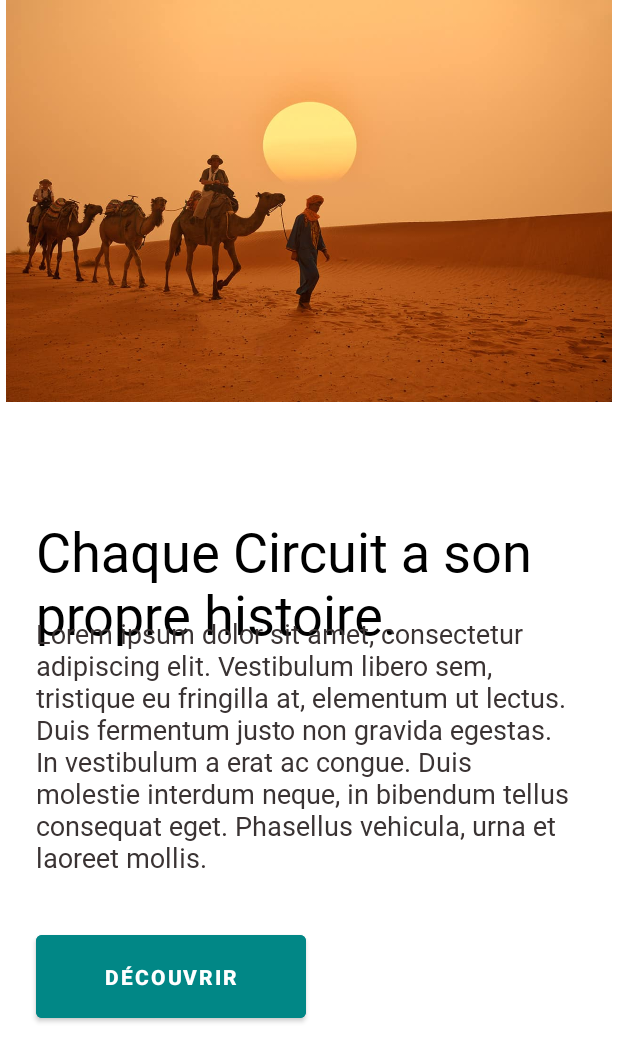
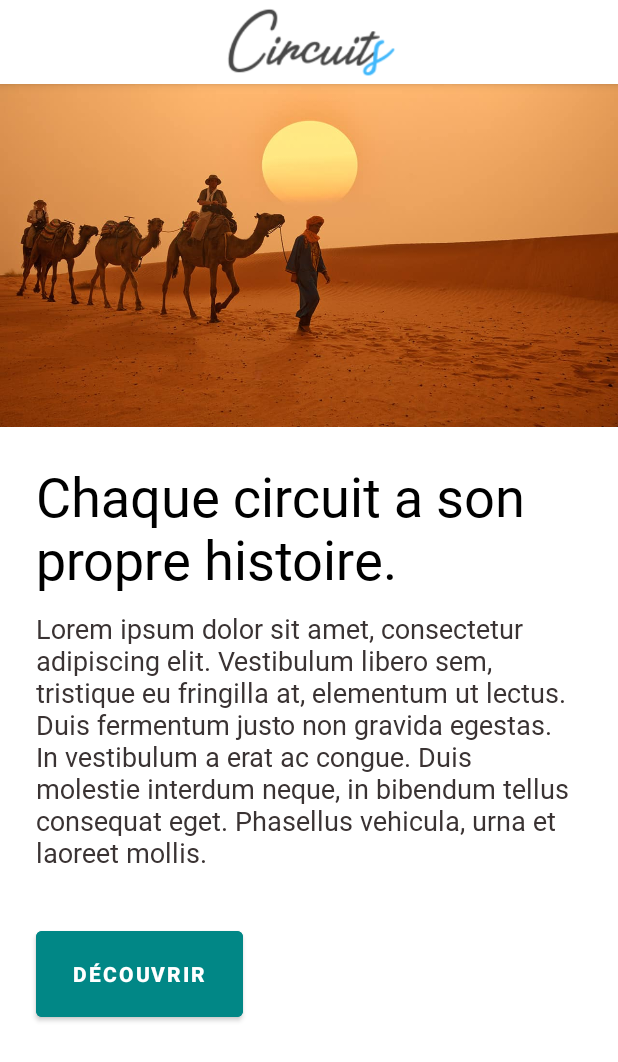
Before and after one commit to rjmo/Circuits, an Android app: the screen it shows after launch (AccueilActivity), on a phone screen of 412 x 824 dp. Shown: the top 1062 px of the screen. Run offline under Robolectric (Android 15) with nearby library versions, the light colour scheme and no system bars.

Commit message:
Toolbar logo/image home

```diff
--- a/app/build.gradle
+++ b/app/build.gradle
@@ -30,7 +30,9 @@ android {
 }
 
 dependencies {
+
     implementation fileTree(dir: 'libs', include: ['*.jar'])
+    implementation 'com.google.android.material:material:1.1.0'
     implementation 'androidx.appcompat:appcompat:1.2.0'
     implementation 'com.google.android.material:material:1.2.1'
     implementation 'androidx.constraintlayout:constraintlayout:2.0.4'
--- a/app/src/main/java/com/form/circuits/AccueilActivity.java
+++ b/app/src/main/java/com/form/circuits/AccueilActivity.java
@@ -1,18 +1,29 @@
 package com.form.circuits;
 
+import androidx.appcompat.app.ActionBar;
 import androidx.appcompat.app.AppCompatActivity;
 
 import android.content.Intent;
+import android.graphics.Color;
+import android.graphics.drawable.ColorDrawable;
 import android.os.Bundle;
+import android.view.Gravity;
 import android.view.View;
+import android.view.ViewGroup;
 import android.widget.Button;
 
+import androidx.appcompat.widget.Toolbar;
+
 public class AccueilActivity extends AppCompatActivity {
-
     @Override
     protected void onCreate(Bundle savedInstanceState) {
         super.onCreate(savedInstanceState);
         setContentView(R.layout.activity_accueil);
+
+
+        Toolbar toolbar = (Toolbar) findViewById(R.id.toolbarr);
+        setSupportActionBar(toolbar);
+        getSupportActionBar().setDisplayShowTitleEnabled(false);
 
         Intent i = new Intent(AccueilActivity.this, MainActivity.class);
 
--- a/app/src/main/java/com/form/circuits/HomeActivity.java
+++ b/app/src/main/java/com/form/circuits/HomeActivity.java
@@ -15,6 +15,8 @@ public class HomeActivity extends AppCompatActivity {
         super.onCreate(savedInstanceState);
         setContentView(R.layout.activity_home);
 
+
+
         new Handler().postDelayed(new Runnable() {
             @Override
 
--- a/app/src/main/res/layout/activity_accueil.xml
+++ b/app/src/main/res/layout/activity_accueil.xml
@@ -7,73 +7,111 @@
     android:background="#FFFFFF"
     tools:context=".AccueilActivity">
 
-    <ImageView
-        android:id="@+id/imageView"
-        android:layout_width="408dp"
-        android:layout_height="268dp"
-        android:contentDescription="TODO"
+    <com.google.android.material.appbar.AppBarLayout
+        android:layout_width="match_parent"
+        android:layout_height="wrap_content"
+        app:layout_constraintEnd_toEndOf="parent"
+        app:layout_constraintStart_toStartOf="parent"
+        app:layout_constraintTop_toTopOf="parent"
+        >
 
-        android:src="@drawable/marrocos_camelos"
+        <androidx.constraintlayout.widget.ConstraintLayout
+            android:layout_width="match_parent"
+            android:layout_height="match_parent">
+
+            <androidx.appcompat.widget.Toolbar
+                android:id="@+id/toolbarr"
+                android:layout_width="match_parent"
+                android:layout_height="wrap_content"
+                android:background="@color/white"
+                android:minHeight="?attr/actionBarSize"
+                android:theme="?attr/actionBarTheme"
                 app:layout_constraintEnd_toEndOf="parent"
                 app:layout_constraintStart_toStartOf="parent"
                 app:layout_constraintTop_toTopOf="parent" />
 
+            <ImageView
+                android:id="@+id/imageView4"
+                android:layout_width="332dp"
+                android:layout_height="56dp"
+                app:layout_constraintBottom_toBottomOf="parent"
+                app:layout_constraintEnd_toEndOf="@+id/toolbarr"
+                app:layout_constraintHorizontal_bias="0.493"
+                app:layout_constraintStart_toStartOf="@+id/toolbarr"
+                app:layout_constraintTop_toTopOf="parent"
+                app:layout_constraintVertical_bias="0.0"
+                app:srcCompat="@drawable/logo4bar" />
+        </androidx.constraintlayout.widget.ConstraintLayout>
+
+
+    </com.google.android.material.appbar.AppBarLayout>
+
+
+
+    <ScrollView
+        android:id="@+id/scrollView2"
+        android:layout_width="match_parent"
+        android:layout_height="match_parent">
+
+        <LinearLayout
+            android:layout_width="wrap_content"
+            android:layout_height="wrap_content"
+            android:orientation="vertical">
+
+            <ImageView
+                android:id="@+id/imageView"
+                android:layout_width="match_parent"
+                android:layout_height="296dp"
+                android:layout_marginTop="0dp"
+
+                android:contentDescription="TODO"
+                android:src="@drawable/marrocos_camelos"
+                app:layout_constraintBottom_toBottomOf="parent"
+                app:layout_constraintEnd_toEndOf="parent"
+                app:layout_constraintStart_toStartOf="parent"
+                app:layout_constraintTop_toBottomOf="@+id/buttonAccu" />
+
             <TextView
                 android:id="@+id/textView"
-        android:layout_width="match_parent"
+                android:layout_width="wrap_content"
                 android:layout_height="wrap_content"
                 android:layout_marginStart="24dp"
-        android:layout_marginTop="296dp"
+                android:layout_marginTop="10dp"
                 android:layout_marginEnd="24dp"
-        android:layout_marginBottom="344dp"
                 android:fontFamily="@font/roboto"
-        android:text="Chaque Circuit a son propre histoire."
+                android:text="Chaque circuit a son propre histoire."
                 android:textAlignment="textStart"
                 android:textColor="#000000"
-        android:textSize="36sp"
-        app:layout_constraintBottom_toBottomOf="parent"
-        app:layout_constraintEnd_toEndOf="parent"
-        app:layout_constraintHorizontal_bias="0.0"
-        app:layout_constraintStart_toStartOf="parent"
-        app:layout_constraintTop_toTopOf="parent" />
+                android:textSize="36sp" />
 
             <TextView
                 android:id="@+id/textView2"
                 android:layout_width="match_parent"
-        android:layout_height="wrap_content"
+                android:layout_height="match_parent"
                 android:layout_marginStart="24dp"
-        android:layout_marginTop="400dp"
+                android:layout_marginTop="0dp"
                 android:layout_marginEnd="24dp"
-        android:layout_marginBottom="150dp"
+                android:layout_marginBottom="0dp"
                 android:fontFamily="@font/roboto"
                 android:paddingTop="10dp"
                 android:text="Lorem ipsum dolor sit amet, consectetur adipiscing elit. Vestibulum libero sem, tristique eu fringilla at, elementum ut lectus. Duis fermentum justo non gravida egestas. In vestibulum a erat ac congue. Duis molestie interdum neque, in bibendum tellus consequat eget. Phasellus vehicula, urna et laoreet mollis."
                 android:textColor="#3A3333"
-        android:textSize="18sp"
-        app:layout_constraintBottom_toBottomOf="parent"
-        app:layout_constraintEnd_toEndOf="parent"
-        app:layout_constraintHorizontal_bias="0.0"
-        app:layout_constraintStart_toStartOf="parent"
-        app:layout_constraintTop_toTopOf="parent"
-        app:layout_constraintVertical_bias="0.0" />
+                android:textSize="18sp" />
 
             <Button
                 android:id="@+id/buttonAccu"
-        android:layout_width="180dp"
-        android:layout_height="67dp"
+                android:layout_width="138dp"
+                android:layout_height="69dp"
                 android:layout_marginStart="24dp"
-        android:layout_marginTop="31dp"
-        android:layout_marginEnd="207dp"
-        android:layout_marginBottom="52dp"
+                android:layout_marginTop="34dp"
+                android:layout_marginEnd="0dp"
+                android:layout_marginBottom="32dp"
                 android:backgroundTint="@color/teal_700"
                 android:text="Découvrir"
-        android:textStyle="bold"
-        app:layout_constraintBottom_toBottomOf="parent"
-        app:layout_constraintEnd_toEndOf="parent"
-        app:layout_constraintHorizontal_bias="0.0"
-        app:layout_constraintStart_toStartOf="parent"
-        app:layout_constraintTop_toBottomOf="@+id/textView2"
-        app:layout_constraintVertical_bias="0.01999998" />
+                android:textStyle="bold" />
+
+        </LinearLayout>
+    </ScrollView>
 
 
 </androidx.constraintlayout.widget.ConstraintLayout>
--- a/app/src/main/res/layout/lister_circuits_map.xml
+++ b/app/src/main/res/layout/lister_circuits_map.xml
@@ -29,6 +29,7 @@
             android:fontFamily="@font/roboto"
             android:paddingLeft="24dp"
             android:paddingTop="20dp"
+            android:paddingRight="24dp"
             android:paddingBottom="20dp"
             android:text="text"
             android:textAlignment="textStart"
@@ -53,8 +54,7 @@
             android:padding="24dp"
             android:text="sdfgsdfgsdfg"
             android:textAlignment="textStart"
-            android:textColor="#000000"
-            android:textSize="16sp" />
+            android:textSize="14sp" />
 
         <TextView
             android:id="@+id/infoGeneraleCircuit"
@@ -62,7 +62,9 @@
             android:layout_height="wrap_content"
             android:paddingLeft="24dp"
             android:paddingBottom="10dp"
-            android:text="wertwert" />
+            android:text="wertwert"
+            android:textColor="#7E7E7E"
+            android:textSize="14sp" />
 
         <LinearLayout
             android:layout_width="wrap_content"
@@ -139,8 +141,8 @@
             <Button
                 android:id="@+id/buttonRev"
                 style="@style/Widget.AppCompat.Button"
-                android:layout_width="wrap_content"
-                android:layout_height="wrap_content"
+                android:layout_width="172dp"
+                android:layout_height="65dp"
                 android:fontFamily="@font/roboto"
                 android:text="Réserver"
                 android:textStyle="bold"
```
Also changed, not shown: app/src/main/res/drawable/logo2bar.png (added), app/src/main/res/drawable/logo3bar.png (added), app/src/main/res/drawable/logo4bar.png (added). Lines whose indentation alone changed are shown as unchanged.
